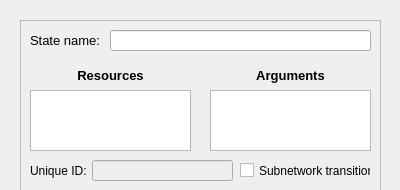
Old version of the form editor/UI/UI_NetworkState.ui in the repository leiftiger/EG_Tools.
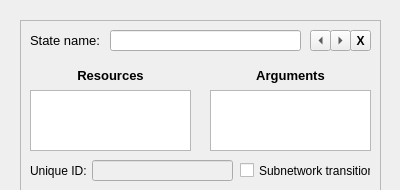
New version of the form. Custom widgets are drawn as their Qt base class.

The edit to the form file:
```diff
--- a/editor/UI/UI_NetworkState.ui
+++ b/editor/UI/UI_NetworkState.ui
@@ -69,7 +69,7 @@
      <rect>
       <x>90</x>
       <y>10</y>
-      <width>261</width>
+      <width>191</width>
       <height>21</height>
      </rect>
     </property>
@@ -208,6 +208,66 @@
      <string>Unique ID:</string>
     </property>
    </widget>
+   <widget class="QToolButton" name="buttonSortDown">
+    <property name="geometry">
+     <rect>
+      <x>310</x>
+      <y>10</y>
+      <width>21</width>
+      <height>21</height>
+     </rect>
+    </property>
+    <property name="text">
+     <string>DN</string>
+    </property>
+    <property name="arrowType">
+     <enum>Qt::RightArrow</enum>
+    </property>
+   </widget>
+   <widget class="QToolButton" name="buttonSortUp">
+    <property name="geometry">
+     <rect>
+      <x>290</x>
+      <y>10</y>
+      <width>21</width>
+      <height>21</height>
+     </rect>
+    </property>
+    <property name="text">
+     <string>UP</string>
+    </property>
+    <property name="arrowType">
+     <enum>Qt::LeftArrow</enum>
+    </property>
+   </widget>
+   <widget class="QToolButton" name="buttonDelete">
+    <property name="geometry">
+     <rect>
+      <x>330</x>
+      <y>10</y>
+      <width>21</width>
+      <height>21</height>
+     </rect>
+    </property>
+    <property name="font">
+     <font>
+      <weight>75</weight>
+      <bold>true</bold>
+     </font>
+    </property>
+    <property name="toolTip">
+     <string>Delete state</string>
+    </property>
+    <property name="text">
+     <string>X</string>
+    </property>
+    <property name="toolButtonStyle">
+     <enum>Qt::ToolButtonIconOnly</enum>
+    </property>
+    <property name="arrowType">
+     <enum>Qt::NoArrow</enum>
+    </property>
+   </widget>
   </widget>
   <widget class="UI_ConnectorStart" name="connectorOut" native="true">
    <property name="geometry">
```
Left out of the diff: 5 changed lines with no effect on the pictures.
